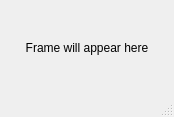
Old version of the form FrameViewer/FrameViewer/FrameViewer.ui in the repository amjjam/obs.
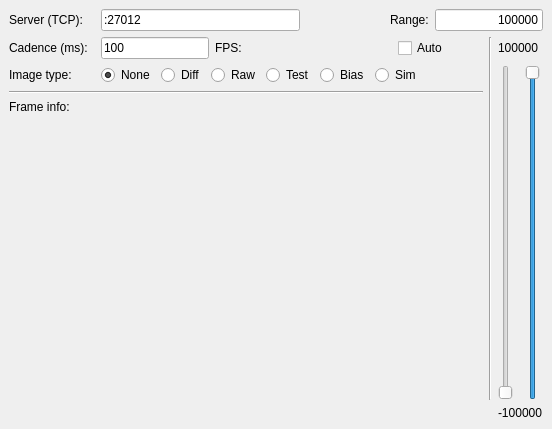
New version of the form. Custom widgets are drawn as their Qt base class.

```diff
--- a/FrameViewer/FrameViewer/FrameViewer.ui
+++ b/FrameViewer/FrameViewer/FrameViewer.ui
@@ -6,8 +6,8 @@
    <rect>
     <x>0</x>
     <y>0</y>
-    <width>174</width>
-    <height>117</height>
+    <width>552</width>
+    <height>429</height>
    </rect>
   </property>
   <property name="windowTitle">
@@ -15,30 +15,316 @@
   </property>
   <widget class="QWidget" name="centralwidget">
    <layout class="QGridLayout" name="gridLayout">
+    <item row="1" column="4">
+     <widget class="QCheckBox" name="checkBox_auto">
+      <property name="text">
+       <string>Auto</string>
+      </property>
+     </widget>
+    </item>
+    <item row="4" column="0">
+     <widget class="QLabel" name="label_6">
+      <property name="sizePolicy">
+       <sizepolicy hsizetype="Preferred" vsizetype="Maximum">
+        <horstretch>0</horstretch>
+        <verstretch>0</verstretch>
+       </sizepolicy>
+      </property>
+      <property name="text">
+       <string>Frame info:</string>
+      </property>
+     </widget>
+    </item>
+    <item row="2" column="7" rowspan="6">
+     <widget class="QSlider" name="verticalSlider_max">
+      <property name="toolTip">
+       <string>Maximum</string>
+      </property>
+      <property name="minimum">
+       <number>-100000</number>
+      </property>
+      <property name="maximum">
+       <number>100000</number>
+      </property>
+      <property name="pageStep">
+       <number>1000</number>
+      </property>
+      <property name="value">
+       <number>100000</number>
+      </property>
+      <property name="orientation">
+       <enum>Qt::Orientation::Vertical</enum>
+      </property>
+     </widget>
+    </item>
+    <item row="1" column="1">
+     <widget class="QLineEdit" name="lineEdit_cadence">
+      <property name="sizePolicy">
+       <sizepolicy hsizetype="Preferred" vsizetype="Fixed">
+        <horstretch>0</horstretch>
+        <verstretch>0</verstretch>
+       </sizepolicy>
+      </property>
+      <property name="text">
+       <string>100</string>
+      </property>
+     </widget>
+    </item>
     <item row="0" column="0">
-     <widget class="QLabel" name="image">
+     <widget class="QLabel" name="label">
+      <property name="sizePolicy">
+       <sizepolicy hsizetype="Minimum" vsizetype="Minimum">
+        <horstretch>0</horstretch>
+        <verstretch>0</verstretch>
+       </sizepolicy>
+      </property>
       <property name="text">
-       <string>Frame will appear here</string>
+       <string>Server (TCP):</string>
       </property>
-      <property name="alignment">
-       <set>Qt::AlignCenter</set>
+     </widget>
+    </item>
+    <item row="2" column="0">
+     <widget class="QLabel" name="label_3">
+      <property name="text">
+       <string>Image type:</string>
+      </property>
+     </widget>
+    </item>
+    <item row="1" column="5" rowspan="7">
+     <widget class="Line" name="line_2">
+      <property name="orientation">
+       <enum>Qt::Orientation::Vertical</enum>
+      </property>
+     </widget>
+    </item>
+    <item row="1" column="3">
+     <widget class="QLabel" name="label_fps">
+      <property name="text">
+       <string/>
+      </property>
+     </widget>
+    </item>
+    <item row="8" column="6" colspan="2">
+     <widget class="QLabel" name="label_sliderMin">
+      <property name="sizePolicy">
+       <sizepolicy hsizetype="Preferred" vsizetype="Maximum">
+        <horstretch>0</horstretch>
+        <verstretch>0</verstretch>
+       </sizepolicy>
+      </property>
+      <property name="text">
+       <string>-100000</string>
+      </property>
+     </widget>
+    </item>
+    <item row="1" column="2">
+     <widget class="QLabel" name="label_5">
+      <property name="text">
+       <string>FPS:</string>
+      </property>
+     </widget>
+    </item>
+    <item row="1" column="6" colspan="2">
+     <widget class="QLabel" name="label_sliderMax">
+      <property name="sizePolicy">
+       <sizepolicy hsizetype="Preferred" vsizetype="Maximum">
+        <horstretch>0</horstretch>
+        <verstretch>0</verstretch>
+       </sizepolicy>
+      </property>
+      <property name="text">
+       <string>100000</string>
+      </property>
+     </widget>
+    </item>
+    <item row="0" column="3" colspan="5">
+     <layout class="QHBoxLayout" name="horizontalLayout_2">
+      <item>
+       <spacer name="horizontalSpacer">
+        <property name="orientation">
+         <enum>Qt::Orientation::Horizontal</enum>
+        </property>
+        <property name="sizeHint" stdset="0">
+         <size>
+          <width>40</width>
+          <height>20</height>
+         </size>
+        </property>
+       </spacer>
+      </item>
+      <item>
+       <widget class="QLabel" name="label_4">
+        <property name="text">
+         <string>Range:</string>
+        </property>
+       </widget>
+      </item>
+      <item>
+       <widget class="QLineEdit" name="lineEdit_range">
+        <property name="sizePolicy">
+         <sizepolicy hsizetype="Minimum" vsizetype="Fixed">
+          <horstretch>0</horstretch>
+          <verstretch>0</verstretch>
+         </sizepolicy>
+        </property>
+        <property name="text">
+         <string>100000</string>
+        </property>
+        <property name="alignment">
+         <set>Qt::AlignmentFlag::AlignRight|Qt::AlignmentFlag::AlignTrailing|Qt::AlignmentFlag::AlignVCenter</set>
+        </property>
+       </widget>
+      </item>
+     </layout>
+    </item>
+    <item row="2" column="1" colspan="4">
+     <layout class="QHBoxLayout" name="horizontalLayout">
+      <item>
+       <widget class="QRadioButton" name="radioButton_none">
+        <property name="text">
+         <string>None</string>
+        </property>
+        <property name="checked">
+         <bool>true</bool>
+        </property>
+       </widget>
+      </item>
+      <item>
+       <widget class="QRadioButton" name="radioButton_diff">
+        <property name="text">
+         <string>Diff</string>
+        </property>
+        <property name="checked">
+         <bool>false</bool>
+        </property>
+       </widget>
+      </item>
+      <item>
+       <widget class="QRadioButton" name="radioButton_raw">
+        <property name="text">
+         <string>Raw</string>
+        </property>
+       </widget>
+      </item>
+      <item>
+       <widget class="QRadioButton" name="radioButton_test">
+        <property name="toolTip">
+         <string>Simulated image from the server</string>
+        </property>
+        <property name="text">
+         <string>Test</string>
+        </property>
+       </widget>
+      </item>
+      <item>
+       <widget class="QRadioButton" name="radioButton_bias">
+        <property name="text">
+         <string>Bias</string>
+        </property>
+       </widget>
+      </item>
+      <item>
+       <widget class="QRadioButton" name="radioButton_sim">
+        <property name="toolTip">
+         <string>Internally simulated image</string>
+        </property>
+        <property name="text">
+         <string>Sim</string>
+        </property>
+       </widget>
+      </item>
+      <item>
+       <spacer name="horizontalSpacer_2">
+        <property name="orientation">
+         <enum>Qt::Orientation::Horizontal</enum>
+        </property>
+        <property name="sizeHint" stdset="0">
+         <size>
+          <width>40</width>
+          <height>20</height>
+         </size>
+        </property>
+       </spacer>
+      </item>
+     </layout>
+    </item>
+    <item row="1" column="0">
+     <widget class="QLabel" name="label_2">
+      <property name="text">
+       <string>Cadence (ms):</string>
+      </property>
+     </widget>
+    </item>
+    <item row="2" column="6" rowspan="6">
+     <widget class="QSlider" name="verticalSlider_min">
+      <property name="toolTip">
+       <string>Minimum</string>
+      </property>
+      <property name="minimum">
+       <number>-100000</number>
+      </property>
+      <property name="maximum">
+       <number>100000</number>
+      </property>
+      <property name="pageStep">
+       <number>1000</number>
+      </property>
+      <property name="value">
+       <number>-100000</number>
+      </property>
+      <property name="orientation">
+       <enum>Qt::Orientation::Vertical</enum>
+      </property>
+     </widget>
+    </item>
+    <item row="3" column="0" colspan="5">
+     <widget class="Line" name="line">
+      <property name="orientation">
+       <enum>Qt::Orientation::Horizontal</enum>
+      </property>
+     </widget>
+    </item>
+    <item row="4" column="1" colspan="4">
+     <widget class="QLabel" name="label_frameinfo">
+      <property name="text">
+       <string/>
+      </property>
+     </widget>
+    </item>
+    <item row="0" column="1" colspan="2">
+     <widget class="QLineEdit" name="lineEdit_server">
+      <property name="sizePolicy">
+       <sizepolicy hsizetype="Preferred" vsizetype="Minimum">
+        <horstretch>0</horstretch>
+        <verstretch>0</verstretch>
+       </sizepolicy>
+      </property>
+      <property name="text">
+       <string>:27012</string>
+      </property>
+     </widget>
+    </item>
+    <item row="5" column="0" rowspan="4" colspan="5">
+     <widget class="ScaledImageWidget" name="image" native="true">
+      <property name="sizePolicy">
+       <sizepolicy hsizetype="Expanding" vsizetype="Expanding">
+        <horstretch>0</horstretch>
+        <verstretch>0</verstretch>
+       </sizepolicy>
       </property>
      </widget>
     </item>
    </layout>
   </widget>
-  <widget class="QMenuBar" name="menubar">
-   <property name="geometry">
-    <rect>
-     <x>0</x>
-     <y>0</y>
-     <width>174</width>
-     <height>22</height>
-    </rect>
-   </property>
-  </widget>
-  <widget class="QStatusBar" name="statusbar"/>
  </widget>
+ <customwidgets>
+  <customwidget>
+   <class>ScaledImageWidget</class>
+   <extends>QWidget</extends>
+   <header>FrameViewer.H</header>
+   <container>1</container>
+  </customwidget>
+ </customwidgets>
  <resources/>
  <connections/>
 </ui>
```
